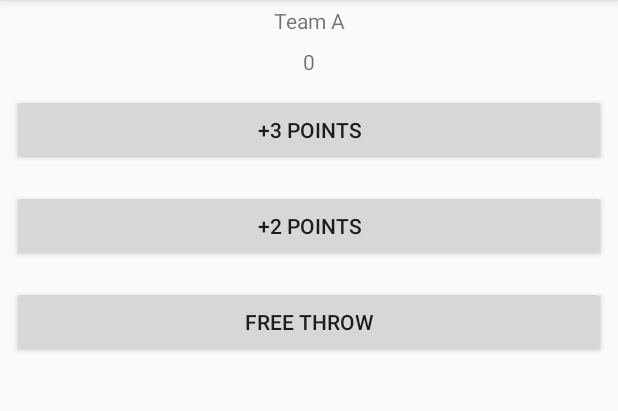
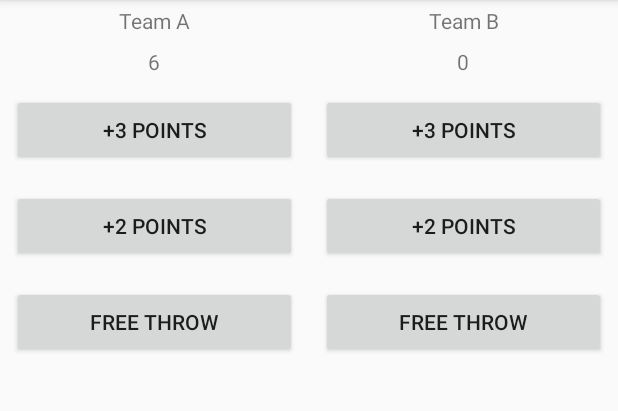
Before and after one commit to Ucamo/CourtCounter, an Android app: the screen it shows after launch (MainActivity), in the options menu, after a tap on "Settings", on a phone screen of 412 x 824 dp, the part 84-495 px from its top. Run offline under Robolectric (Android 15) with nearby library versions, the phone set to English and light mode, and no system bars.

Commit message:
added a second team

```diff
--- a/app/src/main/java/com/example/android/courtcounter/MainActivity.java
+++ b/app/src/main/java/com/example/android/courtcounter/MainActivity.java
@@ -4,8 +4,13 @@ import android.support.v7.app.AppCompatActivity;
 import android.os.Bundle;
 import android.view.Menu;
 import android.view.MenuItem;
+import android.view.View;
+import android.widget.TextView;
 
 public class MainActivity extends AppCompatActivity {
+
+    int scoreTeamA=0;
+    int scoreTeamB=0;
 
     @Override
     protected void onCreate(Bundle savedInstanceState) {
@@ -34,4 +39,51 @@ public class MainActivity extends AppCompatActivity {
 
         return super.onOptionsItemSelected(item);
     }
+
+    /**
+     * Displays the given score for Team A.
+     */
+    public void displayForTeamA(int score) {
+        TextView scoreView = (TextView) findViewById(R.id.team_a_score);
+        scoreView.setText(String.valueOf(score));
+    }
+    /**
+     * Displays the given score for Team B.
+     */
+    public void displayForTeamB(int score) {
+        TextView scoreView = (TextView) findViewById(R.id.team_b_score);
+        scoreView.setText(String.valueOf(score));
+    }
+
+    public void add3PointsForTeamA(View v){
+        int score=3;
+        scoreTeamA=scoreTeamA+score;
+        displayForTeamA(scoreTeamA);
+    }
+    public void add2PointsForTeamA(View v){
+        int score=2;
+        scoreTeamA=scoreTeamA+score;
+        displayForTeamA(scoreTeamA);
+    }
+    public void add1PointsForTeamA(View v){
+        int score=1;
+        scoreTeamA=scoreTeamA+score;
+        displayForTeamA(scoreTeamA);
+    }
+
+    public void add3PointsForTeamB(View v){
+        int score=3;
+        scoreTeamB=scoreTeamB+score;
+        displayForTeamB(scoreTeamB);
+    }
+    public void add2PointsForTeamB(View v){
+        int score=2;
+        scoreTeamB=scoreTeamB+score;
+        displayForTeamB(scoreTeamB);
+    }
+    public void add1PointsForTeamB(View v){
+        int score=1;
+        scoreTeamB=scoreTeamB+score;
+        displayForTeamB(scoreTeamB);
+    }
 }
--- a/app/src/main/res/layout/activity_main.xml
+++ b/app/src/main/res/layout/activity_main.xml
@@ -1,8 +1,13 @@
 <LinearLayout xmlns:android="http://schemas.android.com/apk/res/android"
     xmlns:tools="http://schemas.android.com/tools" android:layout_width="match_parent"
+    android:layout_height="match_parent"
+    android:orientation="horizontal">
+
+<LinearLayout
+    android:layout_weight="1"
+    android:layout_width="0dp"
     android:layout_height="match_parent"  tools:context=".MainActivity"
     android:orientation="vertical">
-
     <TextView
         android:layout_width="match_parent"
         android:layout_height="wrap_content"
@@ -14,21 +19,62 @@
         android:layout_height="wrap_content"
         android:text="0"
         android:gravity="center_horizontal"
-        android:padding="4dp"/>
+        android:padding="4dp"
+        android:id="@+id/team_a_score"/>
     <Button
         android:layout_width="match_parent"
         android:layout_height="wrap_content"
         android:text="+3 Points"
-        android:layout_margin="8dp"/>
+        android:layout_margin="8dp"
+        android:onClick="add3PointsForTeamA"/>
     <Button
         android:layout_width="match_parent"
         android:layout_height="wrap_content"
         android:text="+2 Points"
-        android:layout_margin="8dp"/>
+        android:layout_margin="8dp"
+        android:onClick="add2PointsForTeamA"/>
     <Button
         android:layout_width="match_parent"
         android:layout_height="wrap_content"
         android:text="Free Throw"
-        android:layout_margin="8dp"/>
-
+        android:layout_margin="8dp"
+        android:onClick="add1PointsForTeamA"/>
 </LinearLayout>
+    <LinearLayout
+        android:layout_weight="1"
+        android:layout_width="0dp"
+        android:layout_height="match_parent"  tools:context=".MainActivity"
+        android:orientation="vertical">
+        <TextView
+            android:layout_width="match_parent"
+            android:layout_height="wrap_content"
+            android:text="Team B"
+            android:gravity="center_horizontal"
+            android:padding="4dp"/>
+        <TextView
+            android:layout_width="match_parent"
+            android:layout_height="wrap_content"
+            android:text="0"
+            android:gravity="center_horizontal"
+            android:padding="4dp"
+            android:id="@+id/team_b_score"/>
+        <Button
+            android:layout_width="match_parent"
+            android:layout_height="wrap_content"
+            android:text="+3 Points"
+            android:layout_margin="8dp"
+            android:onClick="add3PointsForTeamB"/>
+        <Button
+            android:layout_width="match_parent"
+            android:layout_height="wrap_content"
+            android:text="+2 Points"
+            android:layout_margin="8dp"
+            android:onClick="add2PointsForTeamB"/>
+        <Button
+            android:layout_width="match_parent"
+            android:layout_height="wrap_content"
+            android:text="Free Throw"
+            android:layout_margin="8dp"
+            android:onClick="add1PointsForTeamB"/>
+    </LinearLayout>
+</LinearLayout>
```
Also changed, not shown: 1 other file.
